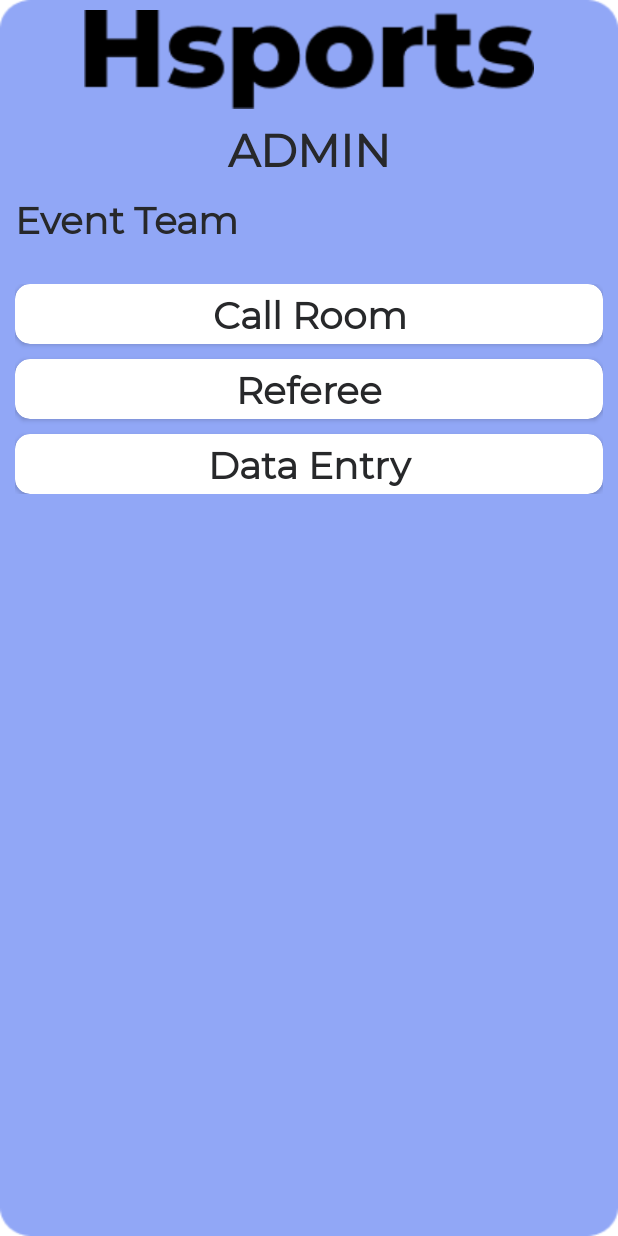
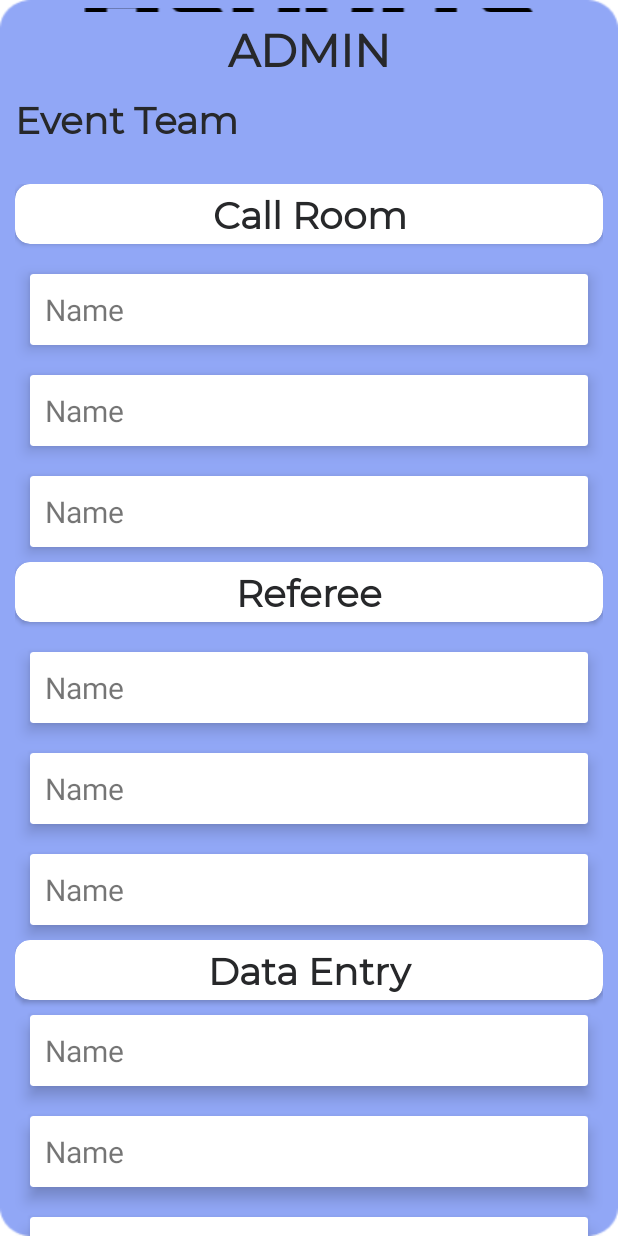
Before and after one commit to Hariharan0007/Hsports, an Android app: the layout activity_admin.xml on its own in the app's theme, with its tools: preview values and no code run, on a phone screen of 412 x 824 dp. Run offline under Robolectric (Android 15) with nearby library versions, the phone set to English and light mode, and no system bars.

Commit message:
admin view

```diff
--- a/app/src/main/res/layout/activity_admin.xml
+++ b/app/src/main/res/layout/activity_admin.xml
@@ -84,6 +84,22 @@
                 android:gravity="center">
             </TextView>
         </androidx.cardview.widget.CardView>
+        <ScrollView
+            android:id="@+id/activity_admin_call_room_scroll_view"
+            android:layout_width="match_parent"
+            android:layout_height="match_parent"
+            app:layout_constraintBottom_toBottomOf="parent"
+            app:layout_constraintEnd_toEndOf="parent"
+            app:layout_constraintStart_toStartOf="parent"
+            app:layout_constraintTop_toTopOf="parent">
+
+            <androidx.recyclerview.widget.RecyclerView
+                android:id="@+id/activity_admin_call_room_recycler_view"
+                android:layout_width="match_parent"
+                android:layout_height="wrap_content"
+                tools:listitem="@layout/card_view_" />
+
+        </ScrollView>
 
         <androidx.cardview.widget.CardView
             android:id="@+id/activity_admin_referee"
@@ -103,6 +119,22 @@
                 android:gravity="center">
             </TextView>
         </androidx.cardview.widget.CardView>
+        <ScrollView
+            android:id="@+id/activity_admin_referee_scroll_view"
+            android:layout_width="match_parent"
+            android:layout_height="match_parent"
+            app:layout_constraintBottom_toBottomOf="parent"
+            app:layout_constraintEnd_toEndOf="parent"
+            app:layout_constraintStart_toStartOf="parent"
+            app:layout_constraintTop_toTopOf="parent">
+
+            <androidx.recyclerview.widget.RecyclerView
+                android:id="@+id/activity_admin_referee_recycler_view"
+                android:layout_width="match_parent"
+                android:layout_height="wrap_content"
+                tools:listitem="@layout/card_view_" />
+
+        </ScrollView>
 
         <androidx.cardview.widget.CardView
             android:id="@+id/activity_admin_data_entry"
@@ -121,6 +153,22 @@
                 android:gravity="center">
             </TextView>
         </androidx.cardview.widget.CardView>
+        <ScrollView
+            android:id="@+id/activity_admin_data_entry_scroll_view"
+            android:layout_width="match_parent"
+            android:layout_height="match_parent"
+            app:layout_constraintBottom_toBottomOf="parent"
+            app:layout_constraintEnd_toEndOf="parent"
+            app:layout_constraintStart_toStartOf="parent"
+            app:layout_constraintTop_toTopOf="parent">
+
+            <androidx.recyclerview.widget.RecyclerView
+                android:id="@+id/activity_admin_data_entry_recycler_view"
+                android:layout_width="match_parent"
+                android:layout_height="wrap_content"
+                tools:listitem="@layout/card_view_" />
+
+        </ScrollView>
 
     </LinearLayout>
 
--- /dev/null
+++ b/app/src/main/res/layout/card_view_.xml
@@ -0,0 +1,17 @@
+<?xml version="1.0" encoding="utf-8"?>
+<androidx.cardview.widget.CardView xmlns:android="http://schemas.android.com/apk/res/android"
+    xmlns:app="http://schemas.android.com/apk/res-auto"
+    android:layout_width="match_parent"
+    android:layout_height="wrap_content"
+    android:layout_margin="10dp"
+    app:cardElevation="6dp">
+
+    <TextView
+        android:id="@+id/card_view_name"
+        android:layout_width="match_parent"
+        android:layout_height="wrap_content"
+        android:padding="10dp"
+        android:text="Name"
+        android:textSize="20sp"
+        />
+</androidx.cardview.widget.CardView>
```
Also changed, not shown: app/src/main/java/com/example/hsports/Admin.java (+35 -21 lines), app/src/main/java/com/example/hsports/Athlete.java (added, +13 -0 lines), app/src/main/java/com/example/hsports/ViewAdapter.java (added, +44 -0 lines), app/src/main/java/com/example/hsports/ViewModel.java (added, +9 -0 lines).
